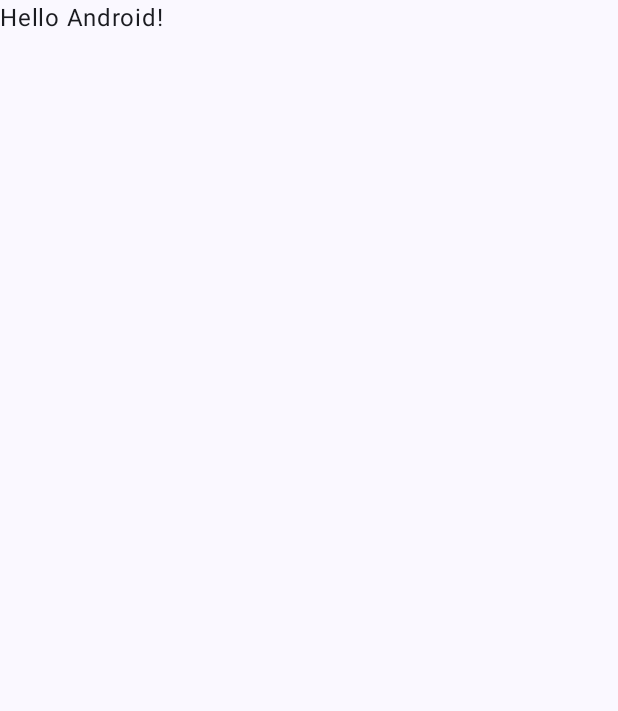
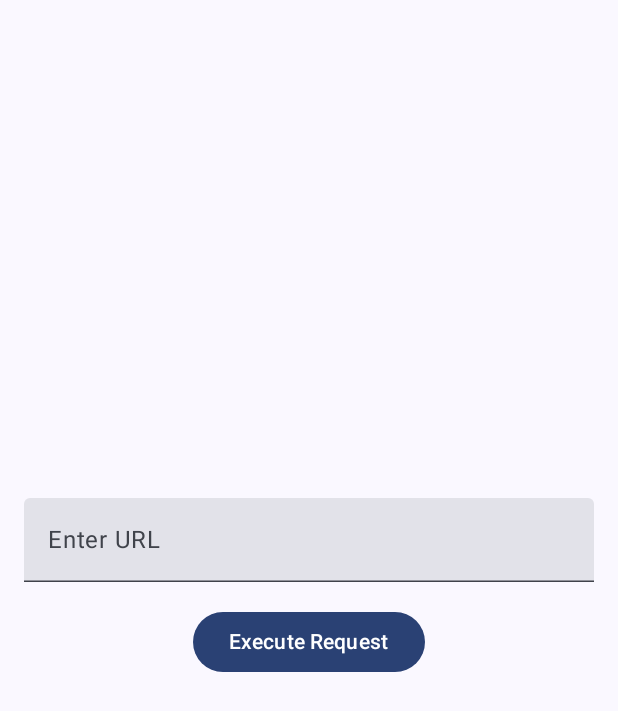
Before and after one commit to rezajax/rezTest1, an Android app built with Jetpack Compose: the screen it shows after launch (MainActivity), on a phone screen of 412 x 824 dp. Before the commit the part shown is almost empty. Shown: the top 711 px of the screen. Run offline under Robolectric (Android 15) with nearby library versions, the phone set to English and light mode, and no system bars.

```diff
--- a/app/build.gradle.kts
+++ b/app/build.gradle.kts
@@ -59,6 +59,7 @@ dependencies {
     implementation(libs.androidx.ui.graphics)
     implementation(libs.androidx.ui.tooling.preview)
     implementation(libs.androidx.material3)
+    implementation(libs.lottie)
     testImplementation(libs.junit)
     androidTestImplementation(libs.androidx.junit)
     androidTestImplementation(libs.androidx.espresso.core)
--- a/app/src/main/AndroidManifest.xml
+++ b/app/src/main/AndroidManifest.xml
@@ -1,6 +1,9 @@
 <?xml version="1.0" encoding="utf-8"?>
 <manifest xmlns:android="http://schemas.android.com/apk/res/android"
     xmlns:tools="http://schemas.android.com/tools">
+
+    <uses-permission android:name="android.permission.INTERNET" />
+
 
     <application
         android:allowBackup="true"
--- a/app/src/main/java/am/reza/test1/MainActivity.kt
+++ b/app/src/main/java/am/reza/test1/MainActivity.kt
@@ -3,14 +3,26 @@ package am.reza.test1
 import android.os.Bundle
 import androidx.activity.ComponentActivity
 import androidx.activity.compose.setContent
-import androidx.compose.foundation.layout.fillMaxSize
+import androidx.compose.foundation.layout.*
+import androidx.compose.material3.Button
 import androidx.compose.material3.MaterialTheme
 import androidx.compose.material3.Surface
 import androidx.compose.material3.Text
-import androidx.compose.runtime.Composable
+import androidx.compose.material3.TextField
+import androidx.compose.runtime.*
+import androidx.compose.ui.Alignment
 import androidx.compose.ui.Modifier
 import androidx.compose.ui.tooling.preview.Preview
+import androidx.compose.ui.unit.dp
 import am.reza.test1.ui.theme.RezTestTheme
+import kotlinx.coroutines.Dispatchers
+import kotlinx.coroutines.GlobalScope
+import kotlinx.coroutines.launch
+import java.io.BufferedReader
+import java.io.InputStreamReader
+import java.lang.Exception
+import java.net.HttpURLConnection
+import java.net.URL
 
 class MainActivity : ComponentActivity() {
     override fun onCreate(savedInstanceState: Bundle?) {
@@ -22,25 +34,72 @@ class MainActivity : ComponentActivity() {
                     modifier = Modifier.fillMaxSize(),
                     color = MaterialTheme.colorScheme.background
                 ) {
-                    Greeting("Android")
+                    Column(
+                        modifier = Modifier.padding(16.dp),
+                        verticalArrangement = Arrangement.Center,
+                        horizontalAlignment = Alignment.CenterHorizontally
+                    ) {
+                        var urlText by remember { mutableStateOf("") }
+                        var responseText by remember { mutableStateOf("") }
+
+                        // Textbox for entering URL
+                        TextField(
+                            value = urlText,
+                            onValueChange = { urlText = it },
+                            label = { Text("Enter URL") },
+                            modifier = Modifier.fillMaxWidth()
+                        )
+
+                        Spacer(modifier = Modifier.height(16.dp))
+
+                        // Button to execute request
+                        Button(onClick = {
+                            GlobalScope.launch(Dispatchers.IO) {
+                                responseText = executeRequest(urlText)
+                            }
+                        }) {
+                            Text("Execute Request")
+                        }
+
+                        Spacer(modifier = Modifier.height(16.dp))
+
+                        // Text to display response
+                        Text(text = responseText)
+                    }
                 }
             }
         }
     }
-}
 
-@Composable
-fun Greeting(name: String, modifier: Modifier = Modifier) {
-    Text(
-        text = "Hello $name!",
-        modifier = modifier
-    )
+    // Function to execute HTTP request
+    private fun executeRequest(urlString: String): String {
+        return try {
+            var urlStr = urlString
+            if (!urlStr.startsWith("http://") && !urlStr.startsWith("https://")) {
+                // If URL doesn't start with http:// or https://, prepend https://
+                urlStr = "https://$urlStr"
+            }
+            val url = URL(urlStr)
+            val connection = url.openConnection() as HttpURLConnection
+            connection.requestMethod = "GET"
+            val reader = BufferedReader(InputStreamReader(connection.inputStream))
+            val output = StringBuilder()
+            var line: String?
+            while (reader.readLine().also { line = it } != null) {
+                output.append(line).append('\n')
+            }
+            reader.close()
+            output.toString()
+        } catch (e: Exception) {
+            "Error: ${e.message}"
+        }
+    }
 }
 
 @Preview(showBackground = true)
 @Composable
-fun GreetingPreview() {
+fun DefaultPreview() {
     RezTestTheme {
-        Greeting("Android")
+        // Preview code
     }
 }
--- a/gradle/libs.versions.toml
+++ b/gradle/libs.versions.toml
@@ -8,6 +8,7 @@ espressoCore = "3.5.1"
 lifecycleRuntimeKtx = "2.6.1"
 activityCompose = "1.7.0"
 composeBom = "2023.08.00"
+lottie = "6.4.0"
 
 [libraries]
 androidx-core-ktx = { group = "androidx.core", name = "core-ktx", version.ref = "coreKtx" }
@@ -24,6 +25,7 @@ androidx-ui-tooling-preview = { group = "androidx.compose.ui", name = "ui-toolin
 androidx-ui-test-manifest = { group = "androidx.compose.ui", name = "ui-test-manifest" }
 androidx-ui-test-junit4 = { group = "androidx.compose.ui", name = "ui-test-junit4" }
 androidx-material3 = { group = "androidx.compose.material3", name = "material3" }
+lottie = { group = "com.airbnb.android", name = "lottie", version.ref = "lottie" }
 
 [plugins]
 androidApplication = { id = "com.android.application", version.ref = "agp" }
```
